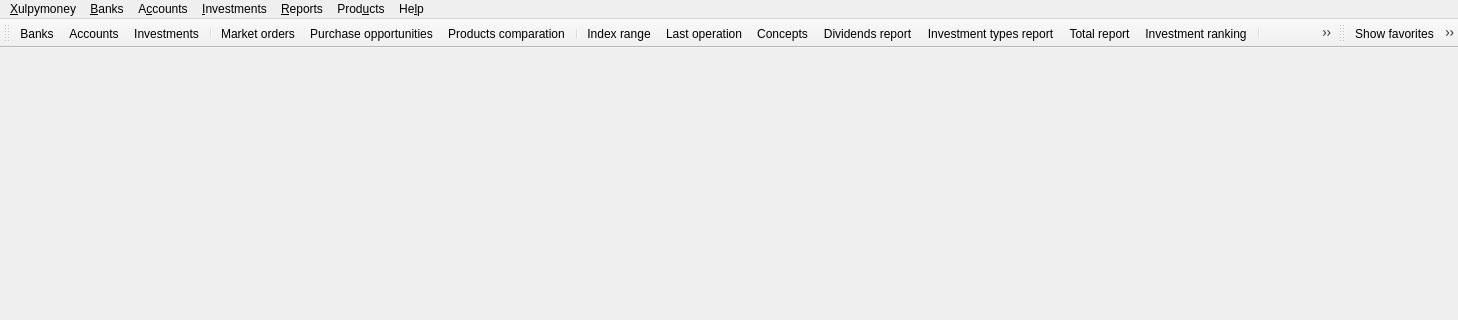
Above: xulpymoney/ui/frmMain.ui from turulomio/xulpymoney before the change; both pictures show x 0 to 1458 and y 0 to 320 of the 1458 by 625 pixel window. Below: the same form after it.
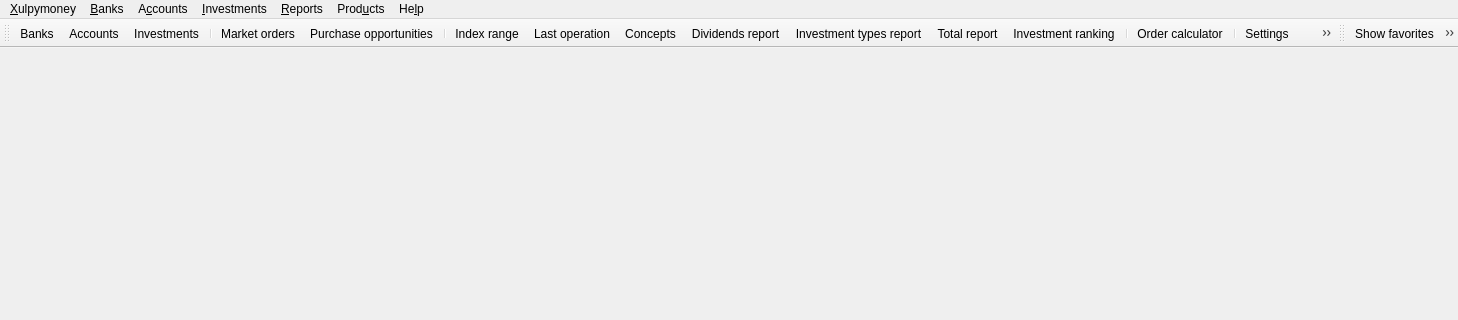
That is the form after the change. Icons and pictures are not drawn.

Diff of the .ui file:
```diff
--- a/xulpymoney/ui/frmMain.ui
+++ b/xulpymoney/ui/frmMain.ui
@@ -271,7 +271,6 @@
    <addaction name="separator"/>
    <addaction name="actionOrders"/>
    <addaction name="actionPurchaseOpportunities"/>
-   <addaction name="actionProductsComparation"/>
    <addaction name="separator"/>
    <addaction name="actionIndexRange"/>
    <addaction name="actionLastOperation"/>
@@ -281,12 +280,8 @@
    <addaction name="actionTotalReport"/>
    <addaction name="actionInvestmentRanking"/>
    <addaction name="separator"/>
-   <addaction name="actionPriceUpdates"/>
-   <addaction name="actionSyncProducts"/>
-   <addaction name="separator"/>
    <addaction name="actionCalculator"/>
    <addaction name="separator"/>
-   <addaction name="actionProductsUpdate"/>
    <addaction name="actionSettings"/>
    <addaction name="actionExit"/>
   </widget>
```
Left out of the diff: 18 changed lines with no effect on the pictures.
